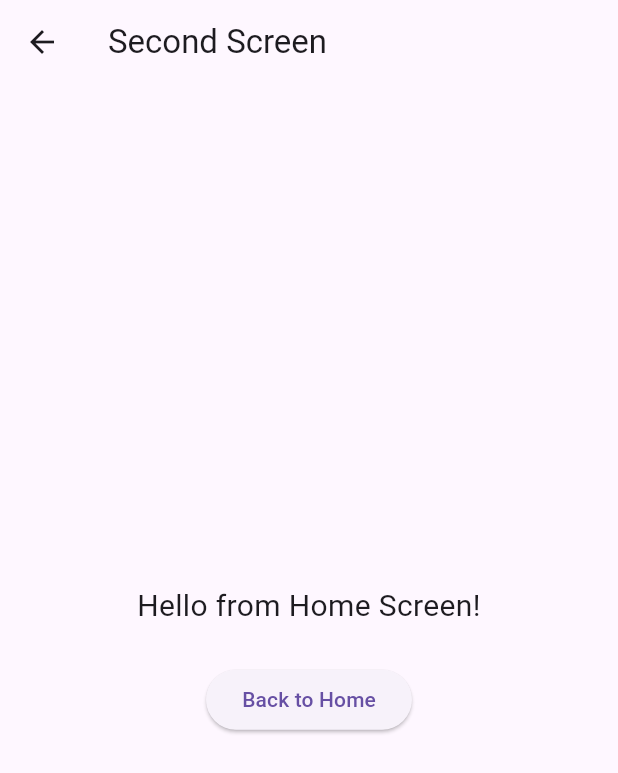
After one commit to kalviumcommunity/tracklancer, a Flutter app: the HomeScreen screen opened by its route, after a tap on "Go to Second Screen", on a phone screen of 412 x 824 dp. The commit adds this screen. Shown: the top 773 px of the screen. Run offline on Flutter 3.47's test engine with Material 3 defaults, Android fonts, the phone set to English and light mode, and no system bars; our stand-ins replace cloud_firestore, firebase_auth, firebase_core; accounts and stored records are empty.

Commit message:
feat: add multi-screen navigation with named routes
- Add HomeScreen with Navigator.pushNamed and argument passing

- Add SecondScreen with Navigator.pop and argument retrieval

- Configure named routes in MaterialApp (main.dart)

- Fix unused variable warning in responsive_home.dart

- Fix widget_test.dart to reference TracklancerApp instead of MyApp

```diff
--- a/lib/main.dart
+++ b/lib/main.dart
@@ -1,6 +1,8 @@
 import 'package:flutter/material.dart';
 import 'package:firebase_core/firebase_core.dart';
 import 'screens/login_screen.dart';
+import 'screens/home_screen.dart';
+import 'screens/second_screen.dart';
 
 void main() async {
   WidgetsFlutterBinding.ensureInitialized();
@@ -14,10 +16,15 @@ class TracklancerApp extends StatelessWidget {
 
   @override
   Widget build(BuildContext context) {
+    // Named routes enable navigation by route name using Navigator.pushNamed.
     return MaterialApp(
       title: "Tracklancer",
       debugShowCheckedModeBanner: false,
       home: const LoginScreen(),
+      routes: {
+        '/home': (context) => const HomeScreen(),
+        '/second': (context) => const SecondScreen(),
+      },
     );
   }
 }
--- /dev/null
+++ b/lib/screens/home_screen.dart
@@ -0,0 +1,46 @@
+import 'package:flutter/material.dart';
+
+/// HomeScreen demonstrates navigation using Navigator.pushNamed
+/// with named routes and passing data (arguments) to the next screen.
+class HomeScreen extends StatelessWidget {
+  const HomeScreen({super.key});
+
+  @override
+  Widget build(BuildContext context) {
+    return Scaffold(
+      appBar: AppBar(
+        title: const Text('Home Screen'),
+      ),
+      body: SafeArea(
+        child: Center(
+          child: Padding(
+            padding: const EdgeInsets.all(16.0),
+            child: Column(
+              mainAxisAlignment: MainAxisAlignment.center,
+              children: [
+                const Text(
+                  'Welcome to the Home Screen',
+                  style: TextStyle(fontSize: 20),
+                  textAlign: TextAlign.center,
+                ),
+                const SizedBox(height: 24),
+                ElevatedButton(
+                  onPressed: () {
+                    // Navigator.pushNamed navigates to a route by its name.
+                    // The 'arguments' parameter passes data to the target screen.
+                    Navigator.pushNamed(
+                      context,
+                      '/second',
+                      arguments: 'Hello from Home Screen!',
+                    );
+                  },
+                  child: const Text('Go to Second Screen'),
+                ),
+              ],
+            ),
+          ),
+        ),
+      ),
+    );
+  }
+}
--- a/lib/screens/responsive_home.dart
+++ b/lib/screens/responsive_home.dart
@@ -37,10 +37,6 @@ class ResponsiveHome extends StatelessWidget {
 
   @override
   Widget build(BuildContext context) {
-    // MediaQuery used to detect overall screen width.
-    final double screenWidth = MediaQuery.of(context).size.width;
-    final bool isTablet = screenWidth > 600;
-
     return Scaffold(
       // ---- HEADER SECTION ----
       appBar: AppBar(
--- /dev/null
+++ b/lib/screens/second_screen.dart
@@ -0,0 +1,45 @@
+import 'package:flutter/material.dart';
+
+/// SecondScreen demonstrates retrieving arguments passed via named routes
+/// and navigating back using Navigator.pop.
+class SecondScreen extends StatelessWidget {
+  const SecondScreen({super.key});
+
+  @override
+  Widget build(BuildContext context) {
+    // Retrieve the argument passed from the previous screen via named route.
+    final message = ModalRoute.of(context)!.settings.arguments as String?;
+
+    return Scaffold(
+      appBar: AppBar(
+        title: const Text('Second Screen'),
+      ),
+      body: SafeArea(
+        child: Center(
+          child: Padding(
+            padding: const EdgeInsets.all(16.0),
+            child: Column(
+              mainAxisAlignment: MainAxisAlignment.center,
+              children: [
+                Text(
+                  message ?? 'No data received',
+                  style: const TextStyle(fontSize: 20),
+                  textAlign: TextAlign.center,
+                ),
+                const SizedBox(height: 24),
+                ElevatedButton(
+                  onPressed: () {
+                    // Navigator.pop removes the current route from the stack,
+                    // returning to the previous screen.
+                    Navigator.pop(context);
+                  },
+                  child: const Text('Back to Home'),
+                ),
+              ],
+            ),
+          ),
+        ),
+      ),
+    );
+  }
+}
```
Also changed, not shown: 1 other file.
